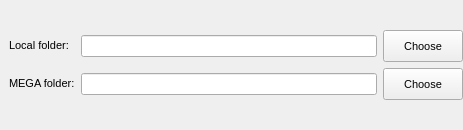
meganz/MEGAsync, file src/MEGASync/gui/win/FolderBinder.ui: the form before one commit.
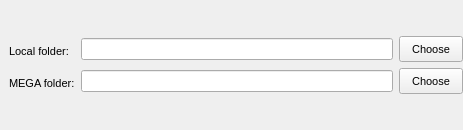
The form after the commit.

Patch:
```diff
--- a/src/MEGASync/gui/win/FolderBinder.ui
+++ b/src/MEGASync/gui/win/FolderBinder.ui
@@ -37,6 +37,8 @@
 {
     min-height: 24px;
 	height: 24px;
+	padding-right: 12px;
+	padding-left: 12px;
 }
 </string>
   </property>
@@ -117,7 +119,7 @@
            <bool>true</bool>
           </property>
           <property name="sizePolicy">
-           <sizepolicy hsizetype="Minimum" vsizetype="Fixed">
+           <sizepolicy hsizetype="Minimum" vsizetype="Preferred">
             <horstretch>0</horstretch>
             <verstretch>0</verstretch>
            </sizepolicy>
@@ -184,7 +186,7 @@
         <item>
          <widget class="QPushButton" name="bLocalFolder">
           <property name="sizePolicy">
-           <sizepolicy hsizetype="Minimum" vsizetype="Fixed">
+           <sizepolicy hsizetype="Minimum" vsizetype="Preferred">
             <horstretch>0</horstretch>
             <verstretch>0</verstretch>
            </sizepolicy>
```
Left out of the diff: 3 changed lines with no effect on the pictures.
